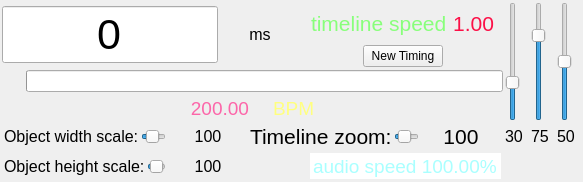
The window that src/ui/controllers/timecontroller.ui (xiangCaO233/MusicMapMaker) describes before a commit, drawn with Qt 5.
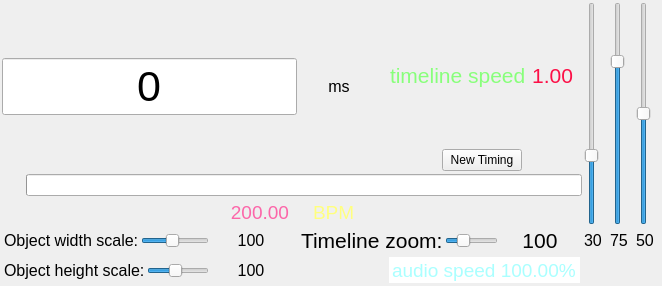
The same window after the commit. Icons and pictures are not drawn.

The edit to the form file:
```diff
--- a/src/ui/controllers/timecontroller.ui
+++ b/src/ui/controllers/timecontroller.ui
@@ -6,8 +6,8 @@
    <rect>
     <x>0</x>
     <y>0</y>
-    <width>583</width>
-    <height>158</height>
+    <width>662</width>
+    <height>286</height>
    </rect>
   </property>
   <property name="windowTitle">
@@ -1052,6 +1052,9 @@
         <property name="focusPolicy">
          <enum>Qt::FocusPolicy::ClickFocus</enum>
         </property>
+        <property name="layoutDirection">
+         <enum>Qt::LayoutDirection::LeftToRight</enum>
+        </property>
         <property name="maximum">
          <number>100</number>
         </property>
```
Left out of the diff: 1 changed line with no effect on the pictures.
